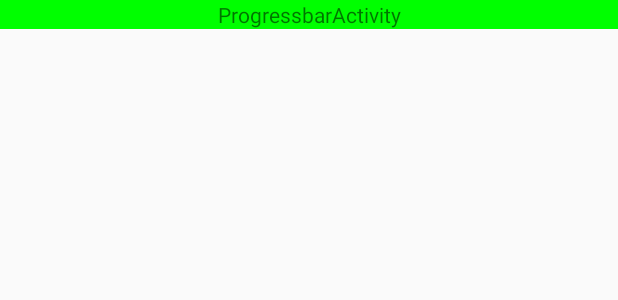
After one commit to nayan5565/Android-Progressbar, an Android app: the layout custom_action_bar_layout.xml on its own in the app's theme, with its tools: preview values and no code run, on a phone screen of 412 x 824 dp. The commit adds this screen. Shown: the top 300 px of the screen. Run offline under Robolectric (Android 15) with nearby library versions, the phone set to English and light mode, and no system bars.

Commit message:
customActionbar used

```diff
--- a/app/src/main/AndroidManifest.xml
+++ b/app/src/main/AndroidManifest.xml
@@ -7,7 +7,7 @@
         android:icon="@mipmap/ic_launcher"
         android:label="@string/app_name"
         android:supportsRtl="true"
-        android:theme="@style/AppTheme">
+        android:theme="@style/CustomTheme">
         <activity android:name=".MainActivity">
             <intent-filter>
                 <action android:name="android.intent.action.MAIN" />
--- a/app/src/main/java/com/nayan/progressbaractivity/MainActivity.java
+++ b/app/src/main/java/com/nayan/progressbaractivity/MainActivity.java
@@ -3,6 +3,7 @@ package com.nayan.progressbaractivity;
 import android.content.res.ColorStateList;
 import android.graphics.Color;
 import android.os.Handler;
+import android.support.v7.app.ActionBar;
 import android.support.v7.app.AppCompatActivity;
 import android.os.Bundle;
 import android.util.Log;
@@ -19,6 +20,9 @@ public class MainActivity extends AppCompatActivity {
     protected void onCreate(Bundle savedInstanceState) {
         super.onCreate(savedInstanceState);
         setContentView(R.layout.activity_main);
+        getSupportActionBar().setDisplayOptions(ActionBar.DISPLAY_SHOW_CUSTOM);
+        getSupportActionBar().setDisplayShowCustomEnabled(true);
+        getSupportActionBar().setCustomView(R.layout.custom_action_bar_layout);
         progressBar = (ProgressBar) findViewById(R.id.progressBar);
         textView = (TextView) findViewById(R.id.textView);
         change();
--- /dev/null
+++ b/app/src/main/res/layout/custom_action_bar_layout.xml
@@ -0,0 +1,14 @@
+<?xml version="1.0" encoding="utf-8"?>
+<LinearLayout xmlns:android="http://schemas.android.com/apk/res/android"
+    android:layout_width="fill_parent"
+    android:layout_height="wrap_content"
+    android:background="#0f0"
+    android:orientation="vertical">
+
+    <TextView
+        android:layout_width="fill_parent"
+        android:layout_height="match_parent"
+        android:gravity="center_horizontal"
+        android:text="@string/app_name" />
+
+</LinearLayout>
--- a/app/src/main/res/values/styles.xml
+++ b/app/src/main/res/values/styles.xml
@@ -1,11 +1,14 @@
 <resources>
 
     <!-- Base application theme. -->
-    <style name="AppTheme" parent="Theme.AppCompat.Light.DarkActionBar">
+    <style name="AppTheme" parent="Theme.AppCompat.Light.NoActionBar">
         <!-- Customize your theme here. -->
-        <item name="colorPrimary">@color/colorPrimary</item>
-        <item name="colorPrimaryDark">@color/colorPrimaryDark</item>
-        <item name="colorAccent">@color/colorAccent</item>
+
+    </style>
+    <style name="CustomTheme" parent="Theme.AppCompat.Light">
+
+        <item name="contentInsetStart">0dp</item>
+        <item name="contentInsetEnd">0dp</item>
     </style>
 
 </resources>
```
